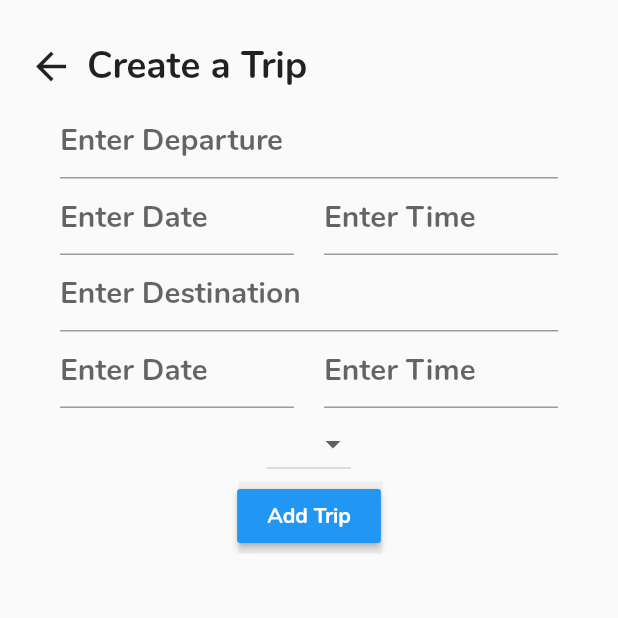
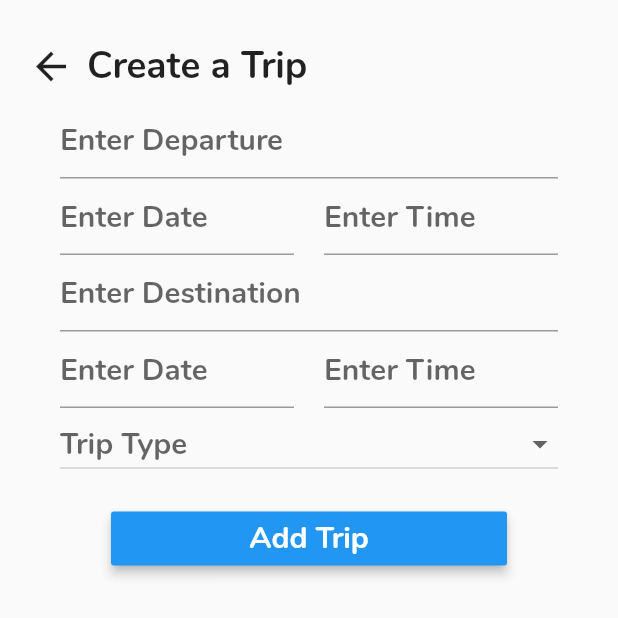
Before and after one commit to phawazzzy/trippas, a Flutter app: the screen it shows after launch, after a tap on the "add" icon, on a phone screen of 412 x 824 dp, the top half of it. Run offline on Flutter 3.47's test engine with Material 2 defaults, Android fonts, the phone set to English and light mode, and no system bars; our stand-ins replace font_awesome_flutter.

Commit message:
fixed buttom overflow problem

```diff
--- a/lib/main.dart
+++ b/lib/main.dart
@@ -13,7 +13,7 @@ class MyApp extends StatelessWidget {
       theme: ThemeData(
         primarySwatch: Colors.blue,
       ),
-      routes: <String, WidgetBuilder> {
+      routes: <String, WidgetBuilder>{
         '/createTrip': (BuildContext context) => CreateTrip(),
       },
       home: Scaffold(
@@ -25,8 +25,7 @@ class MyApp extends StatelessWidget {
               },
               child: Icon(Icons.add),
             );
-        })
-      ),
+          })),
     );
   }
 }
@@ -42,8 +41,7 @@ class _HomePageState extends State<HomePage> {
     return SafeArea(
       child: Container(
         color: Colors.white,
-        padding:
-            EdgeInsets.only(top: 24.0, left: 27.0, right: 19.0),
+        padding: EdgeInsets.only(top: 24.0, left: 27.0, right: 19.0),
         child: Column(
           children: <Widget>[
             Row(
@@ -104,10 +102,7 @@ class _HomePageState extends State<HomePage> {
                   return Flights();
                 },
                 separatorBuilder: (BuildContext context, int index) =>
-                    const Divider(
-                      height: 20.0,
-                      color: Colors.white
-                    ),
+                    const Divider(height: 20.0, color: Colors.white),
               ),
             )
           ],
@@ -122,7 +117,10 @@ class Flights extends StatefulWidget {
   _FlightsState createState() => _FlightsState();
 }
 
+enum WhyFarther { delete, update }
+
 class _FlightsState extends State<Flights> {
+  WhyFarther _selection;
   @override
   Widget build(BuildContext context) {
     return Card(
@@ -142,7 +140,11 @@ class _FlightsState extends State<Flights> {
                       fontFamily: 'nunito-bold'),
                 ),
 //                Icon(FlatIcons.paper_plane_1),
-                FaIcon(FontAwesomeIcons.plane, size: 15.0, color: Colors.grey.shade400,),
+                FaIcon(
+                  FontAwesomeIcons.plane,
+                  size: 15.0,
+                  color: Colors.grey.shade400,
+                ),
                 Text(
                   'London',
                   style: TextStyle(
@@ -213,15 +215,29 @@ class _FlightsState extends State<Flights> {
                   ),
                   decoration: BoxDecoration(
                       borderRadius: BorderRadius.all(
-                        Radius.circular(5.0),
+                        Radius.circular(3.0),
                       ),
-                      color: Colors.blue),
+                      color: Colors.orange),
                 ),
-                IconButton(
-                    icon: FaIcon(FontAwesomeIcons.ellipsisV, size: 15.0, color: Colors.grey.shade500,),
-                    onPressed: () {
-                      print('this is the button');
-                    })
+                PopupMenuButton<WhyFarther>(
+                  offset: Offset(3, 0),
+                  onSelected: (WhyFarther result) {
+                    setState(() {
+                      _selection = result;
+                    });
+                  },
+                  itemBuilder: (BuildContext context) =>
+                      <PopupMenuEntry<WhyFarther>>[
+                    const PopupMenuItem<WhyFarther>(
+                      value: WhyFarther.delete,
+                      child: Text('Update')
+                    ),
+                    const PopupMenuItem<WhyFarther>(
+                      value: WhyFarther.delete,
+                      child: Text('Delete'),
+                    ),
+                  ],
+                )
               ],
             ),
           ],
--- a/lib/screens/create_trip.dart
+++ b/lib/screens/create_trip.dart
@@ -5,11 +5,11 @@ import 'package:flutter/material.dart';
 void main() => runApp(CreateTrip());
 
 class CreateTrip extends StatelessWidget {
-  final List<String> menuList = ['Business', 'Education', 'Health', 'Vacation'];
   @override
   Widget build(BuildContext context) {
     return Scaffold(
       body: SafeArea(
+        child: SingleChildScrollView(
           child: Container(
               margin: EdgeInsets.symmetric(vertical: 20.0, horizontal: 10.0),
 //          color: Colors.white,
@@ -108,32 +108,24 @@ class CreateTrip extends StatelessWidget {
                             ),
                           ],
                         ),
-                      DropdownButton(
-                        items: <String>['One', 'Two', 'Free', 'Four']
-                            .map<DropdownMenuItem<String>>((String value) {
-                          return DropdownMenuItem<String>(
-                            value: value,
-                            child: Text(value),
-                          );
-                        }).toList(),
-                        onChanged: (String newValue) {},
-                      ),
-                      Container(
-                        decoration: BoxDecoration(
-                          boxShadow: [
-                            BoxShadow(color: Colors.grey[200], offset: Offset(1,1 )),
-                          ]
-                        ),
-                        child: RaisedButton(
+                        DropDownWidget(),
+                        SizedBox(height: 15),
+                        RaisedButton(
+                          elevation: 3.0,
                           onPressed: () {},
                           color: Colors.blue,
                           textColor: Colors.white,
+                          child: Container(
+                            width: 200.0,
+                            child: Center(
                               child: Text(
                                 'Add Trip',
-                            style: TextStyle(fontFamily: 'nunito-bold'),
+                                style: TextStyle(
+                                    fontFamily: 'nunito-bold', fontSize: 20.0),
                               ),
-                          padding: EdgeInsets.symmetric(horizontal: 20.0),
                             ),
+                          ),
+                          padding: EdgeInsets.symmetric(horizontal: 32.0),
                         )
                       ],
                     ),
@@ -141,6 +133,37 @@ class CreateTrip extends StatelessWidget {
                 ],
               )),
         ),
+      ),
     );
   }
 }
+
+class DropDownWidget extends StatefulWidget {
+  @override
+  _DropDownWidgetState createState() => _DropDownWidgetState();
+}
+
+class _DropDownWidgetState extends State<DropDownWidget> {
+  List<String> _tripType = ['Business', 'Vacation', 'Health', 'Education'];
+  String _selectedValue;
+  @override
+  Widget build(BuildContext context) {
+    return new DropdownButton<String>(
+      isExpanded: true,
+      style: TextStyle(fontFamily: 'nunito-bold', color: Colors.grey.shade600, fontSize: 20.0),
+      hint: Text('Trip Type'),
+      value: _selectedValue,
+      items: _tripType.map((String value) {
+        return new DropdownMenuItem<String>(
+          value: value,
+          child: new Text(value),
+        );
+      }).toList(),
+      onChanged: (newValue) {
+        setState(() {
+          _selectedValue = newValue;
+        });
+      },
+    );
+  }
+}
```
Also changed, not shown: lib/dynamic.dart (added, +17 -0 lines), flutter_01.png (added), flutter_02.png (added). Lines whose indentation alone changed are shown as unchanged.
